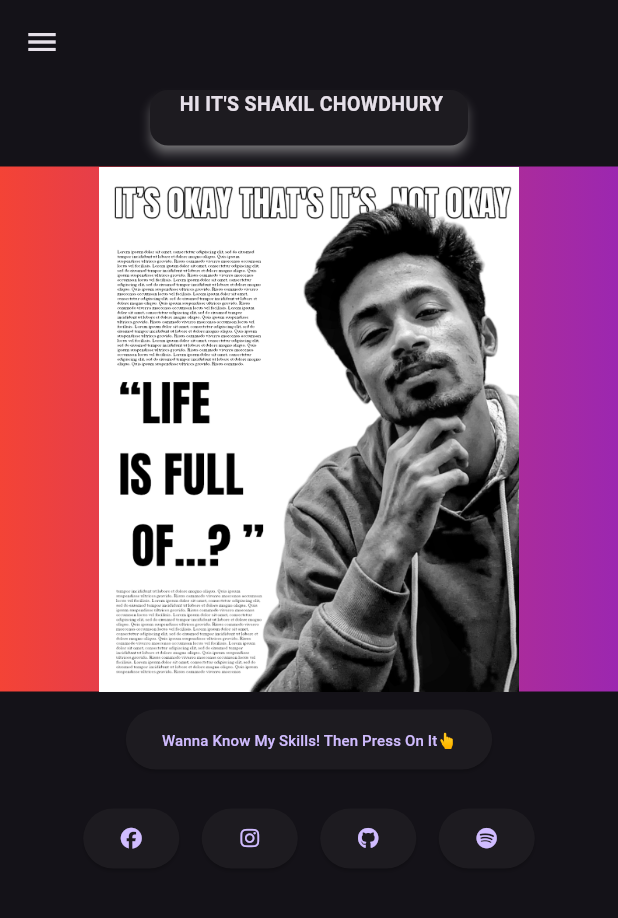
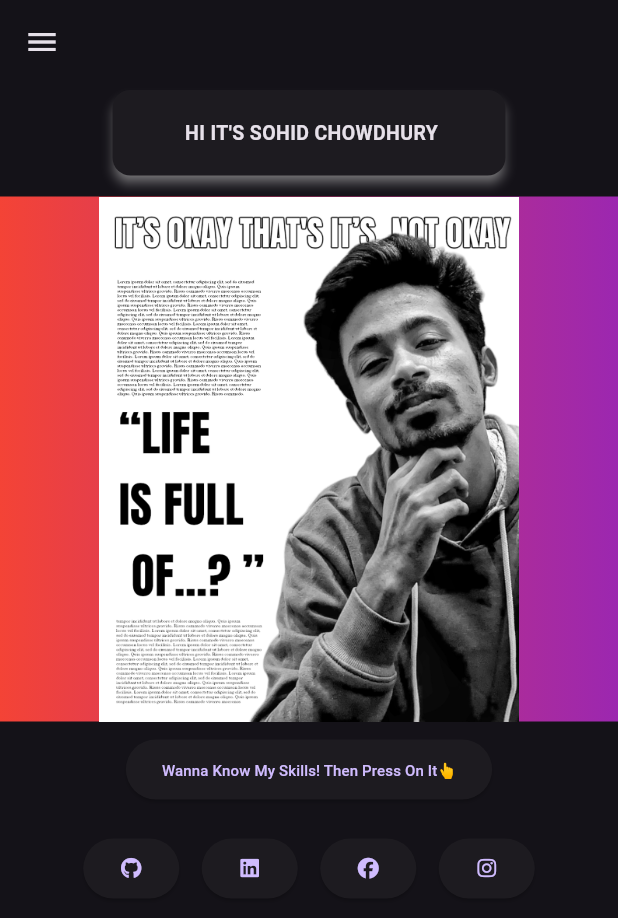
Before and after one commit to MdSohidUllahChowdhury/Sohid-s-portfolio, a Flutter app: the screen it shows after launch, on a phone screen of 412 x 824 dp. Shown: the top 918 px of the screen. Run offline on Flutter 3.47's test engine with Material 3 defaults, Android fonts, the phone set to English and light mode, and no system bars; our stand-ins replace font_awesome_flutter.

Commit message:
some changes

```diff
--- a/lib/mylinks.dart
+++ b/lib/mylinks.dart
@@ -10,6 +10,25 @@ class Mylinks extends StatelessWidget {
     return  Row(
             mainAxisAlignment: MainAxisAlignment.center,
             children: [
+              Link(
+                  uri: Uri.parse('https://github.com/MdSohidUllahChowdhury'),
+                  builder: (context, followLink) => ElevatedButton(
+                        onPressed: followLink,
+                        child: const Icon(
+                          FontAwesomeIcons.github,
+                          size: 14,
+                        ),
+                      )),const SizedBox(width: 15,),
+              Link(
+                  uri: Uri.parse(
+                      'https://www.linkedin.com/in/sohid-chowdhury/'),
+                  builder: (context, followLink) => ElevatedButton(
+                        onPressed: followLink,
+                        child: const Icon(
+                          FontAwesomeIcons.linkedin,
+                          size: 14,
+                        ),
+                      )),const SizedBox(width: 15,),
               Link(
                   uri: Uri.parse('https://www.facebook.com/shakilchowdhury19'),
                   builder: (context, followLink) => ElevatedButton(
@@ -27,25 +46,6 @@ class Mylinks extends StatelessWidget {
                           FontAwesomeIcons.instagram,
                           size: 14,
                         ),
-                      )),const SizedBox(width: 15,),
-              Link(
-                  uri: Uri.parse('https://github.com/MdSohidUllahChowdhury'),
-                  builder: (context, followLink) => ElevatedButton(
-                        onPressed: followLink,
-                        child: const Icon(
-                          FontAwesomeIcons.github,
-                          size: 14,
-                        ),
-                      )),const SizedBox(width: 15,),
-              Link(
-                  uri: Uri.parse(
-                      'https://open.spotify.com/user/l74fhmffuzgxt8u8gyqucrnv6'),
-                  builder: (context, followLink) => ElevatedButton(
-                        onPressed: followLink,
-                        child: const Icon(
-                          FontAwesomeIcons.spotify,
-                          size: 14,
-                        ),
                       )),
             ],
           );
--- a/lib/portfolio.dart
+++ b/lib/portfolio.dart
@@ -47,17 +47,15 @@ class _PortfolioState extends State<Portfolio> {
 
       body: Column(
         children: [
-          Row(
-            mainAxisAlignment: MainAxisAlignment.center,
-            children:[
           // ignore: sized_box_for_whitespace
           Container(
-                height: 45,
-                width: 220,
+            height: 65,
+            width: 270,
               child:const Card(
                 shadowColor: Colors.white,
                 elevation:3,
-                    child: Text(" HI IT'S SHAKIL CHOWDHURY",
+                child: Center(
+                  child: Text(" HI IT'S SOHID CHOWDHURY",
                   style: TextStyle(
                    fontSize: 13,
                    fontWeight: FontWeight.w600,
@@ -65,8 +63,7 @@ class _PortfolioState extends State<Portfolio> {
                    textAlign: TextAlign.center,
                    ),
                 ),
-              )
-              ],
+          ),
           ),
           const SizedBox(height: 10,),
           Container(
```
Lines whose indentation alone changed are shown as unchanged.
